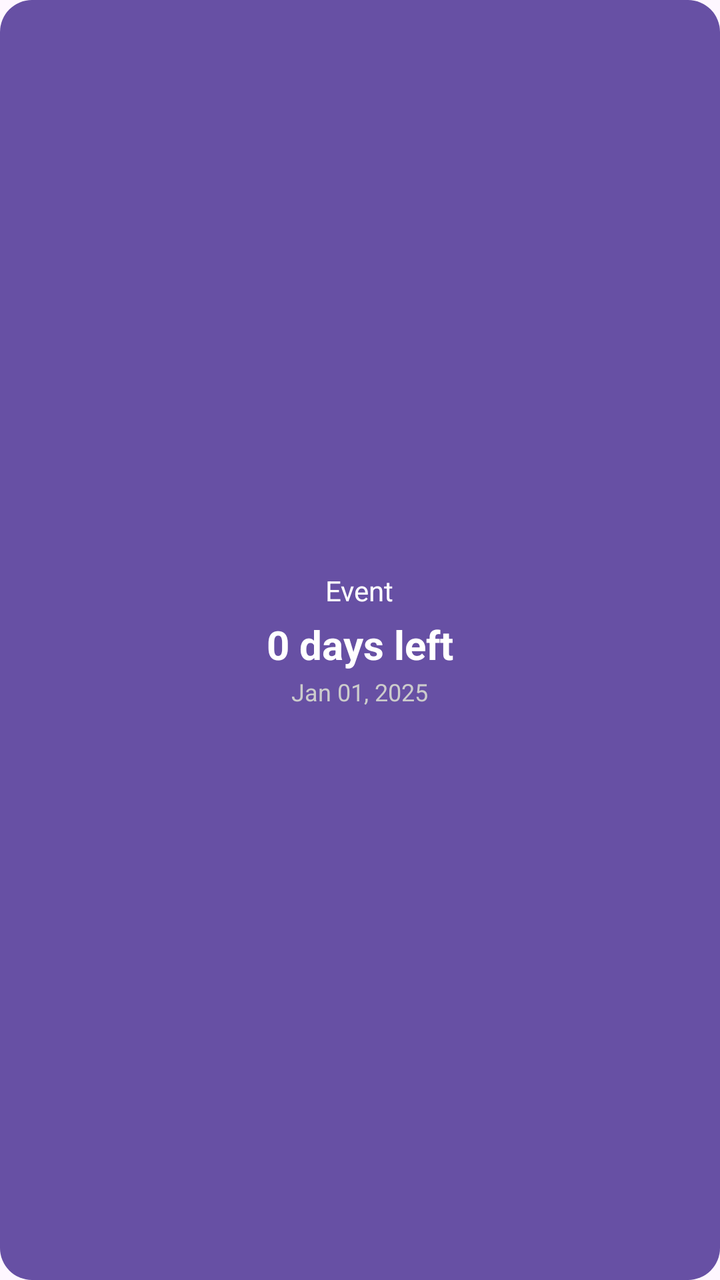
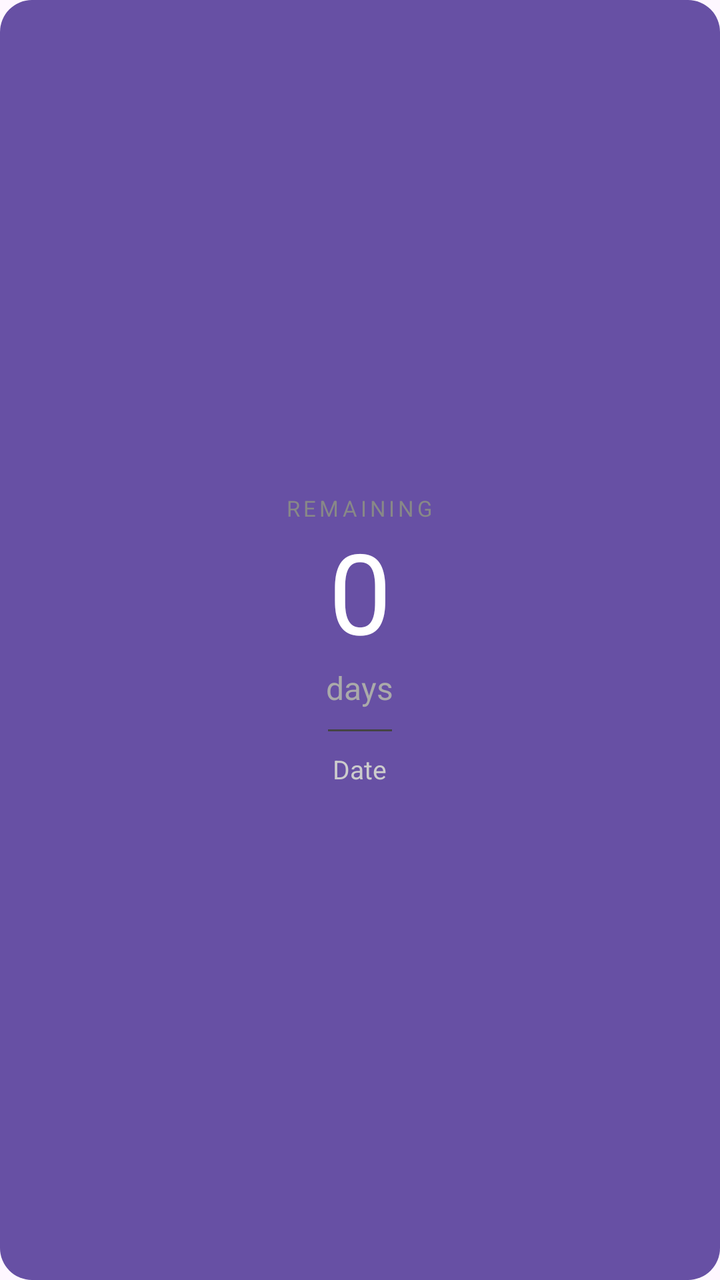

Compare the two renders of this Android layout. The source of the first and the diff that turns it into the second are given below.
<!-- AndroidManifest.xml: application theme Theme.DaysUntil -->
<!-- res/layout/widget_layout.xml -->
<?xml version="1.0" encoding="utf-8"?>
<LinearLayout xmlns:android="http://schemas.android.com/apk/res/android"
    android:id="@+id/widgetContainer"
    android:layout_width="match_parent"
    android:layout_height="match_parent"
    android:orientation="vertical"
    android:gravity="center"
    android:background="@drawable/widget_background"
    android:padding="12dp">

    <TextView
        android:id="@+id/widgetEventName"
        android:layout_width="wrap_content"
        android:layout_height="wrap_content"
        android:text="Event"
        android:textSize="14sp"
        android:textColor="#FFFFFF"
        android:maxLines="1"
        android:ellipsize="end" />

    <TextView
        android:id="@+id/widgetDays"
        android:layout_width="wrap_content"
        android:layout_height="wrap_content"
        android:text="0 days left"
        android:textSize="20sp"
        android:textStyle="bold"
        android:textColor="#FFFFFF"
        android:layout_marginTop="4dp" />

    <TextView
        android:id="@+id/widgetDate"
        android:layout_width="wrap_content"
        android:layout_height="wrap_content"
        android:text="Jan 01, 2025"
        android:textSize="12sp"
        android:textColor="#CCCCCC"
        android:layout_marginTop="2dp" />

</LinearLayout>
<!-- resources referenced by this layout -->
<resources>
  <!-- drawable widget_background (drawable) -->
  <?xml version="1.0" encoding="utf-8"?>
  <shape xmlns:android="http://schemas.android.com/apk/res/android"
      android:shape="rectangle">
      <solid android:color="#6750A4" />
      <corners android:radius="16dp" />
      <padding android:left="8dp" android:top="8dp" android:right="8dp" android:bottom="8dp" />
  </shape>
  <style name="Theme.DaysUntil" parent="Theme.Material3.DayNight.NoActionBar">
          <item name="colorPrimary">@color/purple_500</item>
          <item name="colorPrimaryVariant">@color/purple_700</item>
          <item name="colorOnPrimary">@color/white</item>
          <item name="android:statusBarColor">@color/purple_700</item>
      </style>
  <color name="purple_500">#FF6750A4</color>
  <color name="purple_700">#FF6750A4</color>
  <color name="white">#FFFFFFFF</color>
</resources>

<!-- the commit's change to res/layout/widget_layout.xml (unified diff, before → after) -->
@@ -6,35 +6,50 @@
     android:orientation="vertical"
     android:gravity="center"
     android:background="@drawable/widget_background"
-    android:padding="12dp">
+    android:padding="16dp">
 
     <TextView
-        android:id="@+id/widgetEventName"
+        android:id="@+id/widgetLabel"
         android:layout_width="wrap_content"
         android:layout_height="wrap_content"
-        android:text="Event"
-        android:textSize="14sp"
-        android:textColor="#FFFFFF"
-        android:maxLines="1"
-        android:ellipsize="end" />
+        android:text="REMAINING"
+        android:textSize="11sp"
+        android:textColor="#888888"
+        android:letterSpacing="0.15"
+        android:layout_marginBottom="4dp" />
 
     <TextView
         android:id="@+id/widgetDays"
         android:layout_width="wrap_content"
         android:layout_height="wrap_content"
-        android:text="0 days left"
-        android:textSize="20sp"
-        android:textStyle="bold"
+        android:text="0"
+        android:textSize="56sp"
+        android:textStyle="normal"
         android:textColor="#FFFFFF"
-        android:layout_marginTop="4dp" />
+        android:includeFontPadding="false" />
+
+    <TextView
+        android:id="@+id/widgetDaysLabel"
+        android:layout_width="wrap_content"
+        android:layout_height="wrap_content"
+        android:text="days"
+        android:textSize="16sp"
+        android:textColor="#AAAAAA"
+        android:layout_marginTop="2dp" />
+
+    <View
+        android:layout_width="32dp"
+        android:layout_height="1dp"
+        android:background="#444444"
+        android:layout_marginTop="10dp"
+        android:layout_marginBottom="10dp" />
 
     <TextView
         android:id="@+id/widgetDate"
         android:layout_width="wrap_content"
         android:layout_height="wrap_content"
-        android:text="Jan 01, 2025"
-        android:textSize="12sp"
-        android:textColor="#CCCCCC"
-        android:layout_marginTop="2dp" />
+        android:text="Date"
+        android:textSize="13sp"
+        android:textColor="#CCCCCC" />
 
 </LinearLayout>
